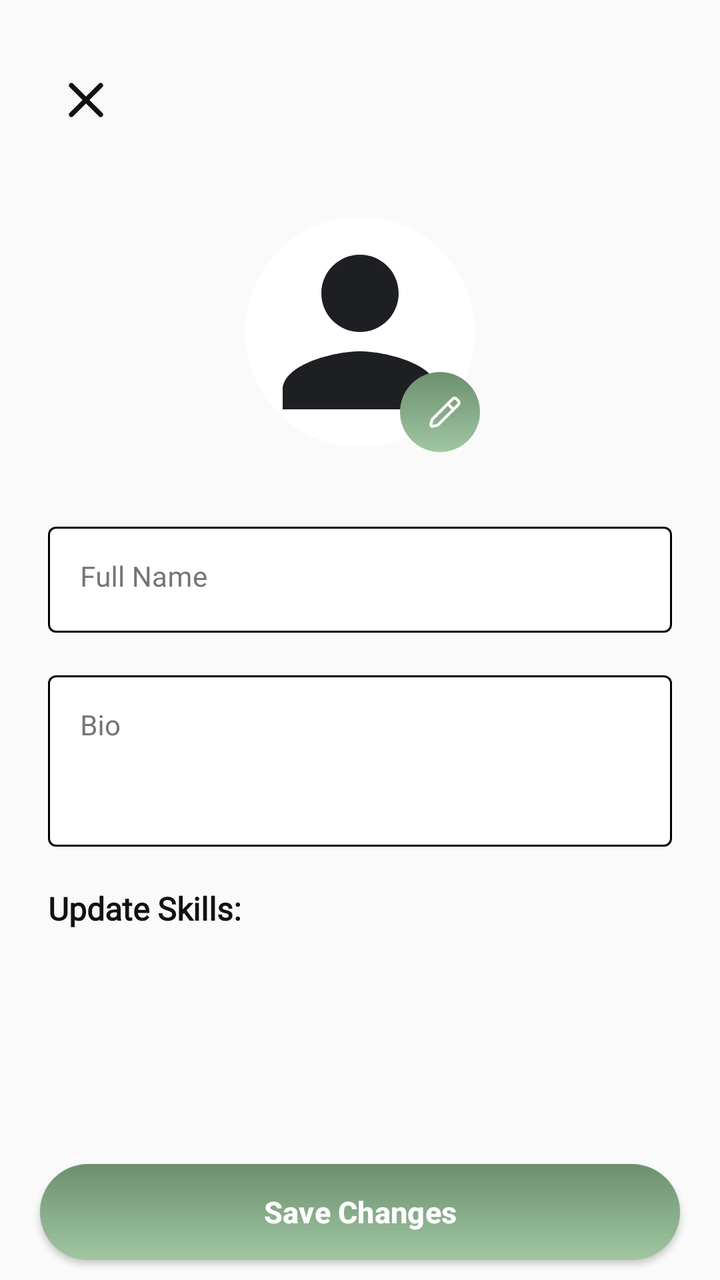
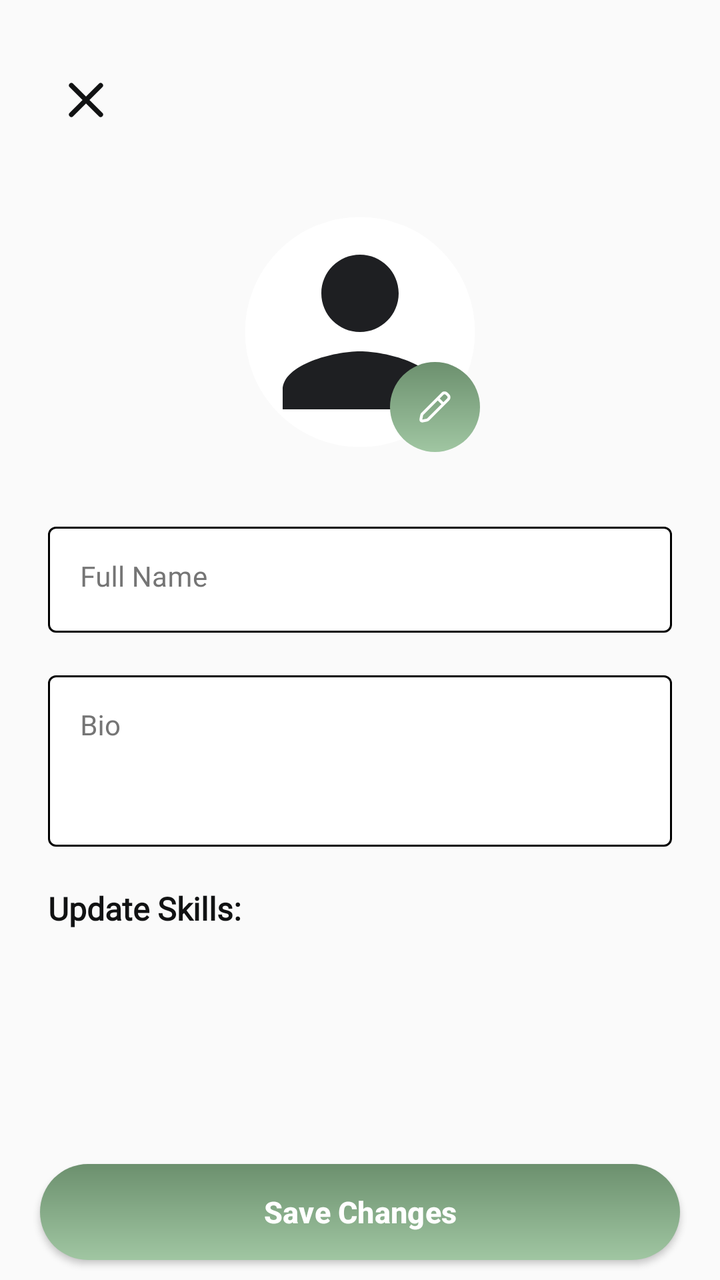

Before-and-after screenshots of an Android layout around one commit, followed by the original layout XML and the change that was made.
<!-- AndroidManifest.xml: application theme Theme.AidHub -->
<!-- res/layout/activity_edit_profile.xml -->
<?xml version="1.0" encoding="utf-8"?>
<RelativeLayout xmlns:android="http://schemas.android.com/apk/res/android"
    xmlns:app="http://schemas.android.com/apk/res-auto"
    android:layout_width="match_parent"
    android:layout_height="match_parent"
    android:background="@color/secondary_background">

    <include
        android:id="@+id/topBar"
        layout="@layout/layout_from_bottom_top_bar" />

    <androidx.core.widget.NestedScrollView
        android:id="@+id/scrollView"
        android:layout_width="match_parent"
        android:layout_height="wrap_content"
        android:layout_below="@+id/topBar"
        android:layout_marginBottom="70dp">

        <LinearLayout
            android:layout_width="match_parent"
            android:layout_height="match_parent"
            android:orientation="vertical"
            android:padding="24dp">


            <TextView
                android:id="@+id/secondTitle"
                style="@style/normal_text"
                android:layout_width="wrap_content"
                android:layout_height="wrap_content"
                android:layout_marginBottom="32dp"
                android:text="@string/setup_profile"
                android:textColor="@color/secondary_text"
                android:textSize="16sp"
                android:visibility="gone" />

            <RelativeLayout
                android:layout_width="120dp"
                android:layout_height="120dp"
                android:layout_gravity="center"
                android:layout_marginBottom="32dp">

                <com.google.android.material.imageview.ShapeableImageView
                    android:id="@+id/imgProfilePicture"
                    style="@style/ProfileImage"
                    android:layout_width="match_parent"
                    android:layout_height="match_parent"
                    android:background="@color/background"
                    android:padding="2dp"
                    android:scaleType="centerCrop"
                    android:src="@drawable/ic_profile_placeholder" />

                <com.google.android.material.button.MaterialButton
                    android:id="@+id/btnEditImage"
                    style="@style/Widget.Material3.Button.IconButton"
                    android:layout_width="40dp"
                    android:layout_height="40dp"
                    android:layout_alignParentEnd="true"
                    android:layout_alignParentBottom="true"
                    android:background="@drawable/bg_round_gradient"
                    android:visibility="visible"
                    app:backgroundTintMode="src_over"
                    app:icon="@drawable/ic_edit"
                    app:iconSize="17dp"
                    app:iconTint="@color/on_primary_btn_color"
                    app:rippleColor="@color/grey" />

            </RelativeLayout>

            <com.google.android.material.textfield.TextInputLayout
                style="@style/Widget.MaterialComponents.TextInputLayout.OutlinedBox"
                android:layout_width="match_parent"
                android:layout_height="wrap_content"
                android:hint="@string/full_name"
                android:textColorHint="@color/hint_text"
                app:boxBackgroundColor="@color/edit_box_background"
                app:boxBackgroundMode="outline"
                app:boxStrokeColor="@color/text_input_box_stroke_color"
                app:counterTextColor="@color/black"
                app:cursorColor="@color/hint_text"
                app:cursorErrorColor="@color/black"
                app:helperTextEnabled="false"
                app:hintTextColor="@color/hint_text"
                app:placeholderTextColor="@color/text">

                <com.google.android.material.textfield.TextInputEditText
                    android:id="@+id/editName"
                    android:layout_width="match_parent"
                    android:layout_height="wrap_content"
                    android:fontFamily="@font/open_sans"
                    android:gravity="top|start"
                    android:inputType="textCapSentences|textMultiLine"
                    android:scrollHorizontally="false"
                    android:textColor="@color/text"
                    android:textColorHint="@color/hint_text"
                    android:textSize="14sp" />
            </com.google.android.material.textfield.TextInputLayout>

            <com.google.android.material.textfield.TextInputLayout
                style="@style/Widget.MaterialComponents.TextInputLayout.OutlinedBox"
                android:layout_width="match_parent"
                android:layout_height="wrap_content"
                android:layout_marginTop="16dp"
                android:hint="@string/bio"
                android:textColorHint="@color/hint_text"
                app:boxBackgroundColor="@color/edit_box_background"
                app:boxBackgroundMode="outline"
                app:boxStrokeColor="@color/text_input_box_stroke_color"
                app:counterTextColor="@color/text"
                app:cursorColor="@color/hint_text"
                app:cursorErrorColor="@color/black"
                app:helperTextEnabled="false"
                app:hintTextColor="@color/hint_text"
                app:placeholderTextColor="@color/text">

                <com.google.android.material.textfield.TextInputEditText
                    android:id="@+id/editBio"
                    android:layout_width="match_parent"
                    android:layout_height="wrap_content"
                    android:fontFamily="@font/open_sans"
                    android:gravity="top|start"
                    android:inputType="textCapSentences|textMultiLine"
                    android:minLines="3"
                    android:scrollHorizontally="false"
                    android:textColor="@color/text"
                    android:textColorHint="@color/hint_text"
                    android:textSize="14sp" />

            </com.google.android.material.textfield.TextInputLayout>

            <TextView
                android:id="@+id/txtSkills"
                android:layout_width="wrap_content"
                android:layout_height="wrap_content"
                android:layout_marginTop="20dp"
                android:fontFamily="@font/open_sans_bold"
                android:text="@string/update_skills"
                android:textColor="@color/title_text"
                android:textSize="16sp"
                android:textStyle="bold" />

            <com.google.android.material.chip.ChipGroup
                android:id="@+id/cgEditSkills"
                android:layout_width="match_parent"
                android:layout_height="wrap_content"
                android:layout_marginTop="20dp"
                android:clipToPadding="false"
                android:gravity="center"
                android:paddingHorizontal="2dp"
                app:chipSpacingHorizontal="12dp"
                app:chipSpacingVertical="4dp"

                app:singleLine="false" />


        </LinearLayout>


    </androidx.core.widget.NestedScrollView>

    <RelativeLayout
        android:layout_width="match_parent"
        android:layout_height="match_parent">

        <com.google.android.material.button.MaterialButton
            android:id="@+id/btnSave"
            style="@style/PrimaryButton"
            android:layout_width="match_parent"
            android:layout_height="wrap_content"
            android:layout_alignParentBottom="true"
            android:layout_marginHorizontal="20dp"
            android:layout_marginTop="24dp"
            android:layout_marginBottom="10dp"
            android:text="@string/save_changes" />
    </RelativeLayout>

    <FrameLayout
        android:id="@+id/fragmentContainerWelcome"
        android:name="androidx.navigation.fragment.NavHostFragment"
        android:layout_width="match_parent"
        android:layout_height="match_parent"
        app:defaultNavHost="true"
        app:navGraph="@navigation/welcome_nav" />


</RelativeLayout>
<!-- res/layout/layout_from_bottom_top_bar.xml (included above) -->
<?xml version="1.0" encoding="utf-8"?>
<androidx.appcompat.widget.Toolbar xmlns:android="http://schemas.android.com/apk/res/android"
    xmlns:app="http://schemas.android.com/apk/res-auto"
    android:id="@+id/topBar"
    android:layout_width="match_parent"
    android:layout_height="?attr/actionBarSize"
    android:layout_marginTop="18dp"
    android:background="@color/secondary_background">

    <com.google.android.material.button.MaterialButton
        android:id="@+id/btnCancel"
        style="@style/Widget.Material3.Button.IconButton"
        android:layout_width="wrap_content"
        android:layout_height="wrap_content"
        android:layout_marginStart="10dp"
        android:gravity="start"
        app:icon="@drawable/ic_cancel"
        app:iconSize="26dp"
        app:iconTint="@color/title_text"
        app:rippleColor="@color/grey"
        app:strokeWidth="0dp" />

    <TextView
        android:id="@+id/txtTitle"
        style="@style/title_text"
        android:layout_width="match_parent"
        android:layout_height="wrap_content"
        android:layout_gravity="center"
        android:layout_marginStart="10dp"
        android:textColor="@color/title_text"
        android:textSize="22sp"
        android:textStyle="bold" />
</androidx.appcompat.widget.Toolbar>
<!-- resources referenced by this layout -->
<resources>
  <color name="background">@color/white</color>
  <color name="black">#FF000000</color>
  <color name="edit_box_background">@color/background</color>
  <color name="grey">#757575</color>
  <color name="hint_text">@color/grey</color>
  <color name="on_primary_btn_color">@color/white</color>
  <color name="secondary_background">@color/faded_grey</color>
  <color name="secondary_text">@color/grey</color>
  <color name="text">@color/light_black</color>
  <color name="title_text">@color/black_variant</color>
  <!-- drawable bg_round_gradient (drawable) -->
  <?xml version="1.0" encoding="utf-8"?>
  <shape xmlns:android="http://schemas.android.com/apk/res/android"
      android:shape="oval">
  <corners android:radius="50dp"/>
      <gradient
          android:angle="-45"
          android:endColor="#A0C6A2"
          android:startColor="@color/secondary"
          android:type="linear" />
  </shape>
  <!-- drawable ic_profile_placeholder (drawable) -->
  <vector xmlns:android="http://schemas.android.com/apk/res/android"
      android:width="24dp"
      android:height="24dp"
      android:tint="@color/text"
      android:viewportWidth="24"
      android:viewportHeight="24">
  
      <path
          android:fillColor="@android:color/white"
          android:pathData="M12,12c2.21,0 4,-1.79 4,-4s-1.79,-4 -4,-4 -4,1.79 -4,4 1.79,4 4,4zM12,14c-2.67,0 -8,1.34 -8,4v2h16v-2c0,-2.66 -5.33,-4 -8,-4z" />
  
  </vector>
  <string name="bio">Bio</string>
  <string name="full_name">Full Name</string>
  <string name="save_changes">Save Changes</string>
  <string name="setup_profile">Tell the AidHub community a bit about yourself.</string>
  <string name="update_skills">Update Skills:</string>
  <style name="PrimaryButton" parent="Widget.Material3.Button.TextButton">
          <item name="android:layout_marginHorizontal">2dp</item>
          <item name="android:layout_marginTop">16dp</item>
          <item name="android:layout_marginBottom">4dp</item>
          <item name="android:background">@drawable/bg_button</item>
          <item name="android:elevation">2dp</item>
          <item name="android:textColor">@color/on_primary_btn_color</item>
          <item name="android:textSize">15sp</item>
          <item name="android:textStyle">bold</item>
          <item name="backgroundTint">@null</item>
  
      </style>
  <style name="normal_text" parent="@android:style/TextAppearance.Widget.TabWidget">
          <item name="android:fontFamily">@font/open_sans</item>
      </style>
  <style name="title_text" parent="@android:style/TextAppearance.Widget.TabWidget">
          <item name="android:fontFamily">@font/open_sans_bold</item>
      </style>
  <style name="Theme.AidHub" parent="Base.Theme.AidHub" />
  <color name="white">#FFFFFFFF</color>
  <color name="faded_grey">#FAFAFA</color>
  <color name="light_black">#1E1F22</color>
  <color name="black_variant">#111213</color>
  <color name="secondary">@color/dark_green</color>
  <color name="button_icon_color">@color/black</color>
  <!-- drawable bg_button (drawable) -->
  <?xml version="1.0" encoding="utf-8"?>
  <shape xmlns:android="http://schemas.android.com/apk/res/android">
      <corners android:radius="30dp"/>
      <gradient
          android:angle="-45"
          android:endColor="#A0C6A2"
          android:startColor="@color/secondary"
          android:type="linear" />
  </shape>
  <style name="ShapeAppearance.App.Circle" parent="">
          <item name="cornerFamily">rounded</item>
          <item name="cornerSize">50%</item>
      </style>
  <style name="Base.Theme.AidHub" parent="Theme.Material3.DayNight.NoActionBar">
          <item name="elevationOverlayEnabled">false</item>
          <item name="android:windowBackground">@color/white</item>
          
  
      </style>
  <color name="dark_green">#6C906E</color>
  <!-- unchanged entries left out for length: 3 -->
</resources>

<!-- the commit's change to res/layout/activity_edit_profile.xml (unified diff, before → after) -->
@@ -53,8 +53,8 @@
                 <com.google.android.material.button.MaterialButton
                     android:id="@+id/btnEditImage"
                     style="@style/Widget.Material3.Button.IconButton"
-                    android:layout_width="40dp"
-                    android:layout_height="40dp"
+                    android:layout_width="wrap_content"
+                    android:layout_height="45dp"
                     android:layout_alignParentEnd="true"
                     android:layout_alignParentBottom="true"
                     android:background="@drawable/bg_round_gradient"
@@ -215,6 +215,7 @@
         android:layout_gravity="center"
         android:layout_marginStart="10dp"
         android:textColor="@color/title_text"
-        android:textSize="22sp"
-        android:textStyle="bold" />
+        android:textSize="20sp"
+        android:textStyle="bold"
+        />
 </androidx.appcompat.widget.Toolbar>
